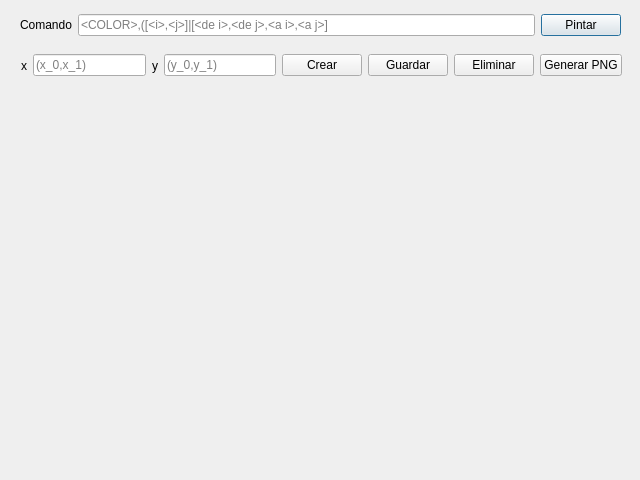
The window that dialoglienzo.ui (MacoChave/Proyecto1_SharedFiles-Client) describes before a commit, drawn with Qt 5.
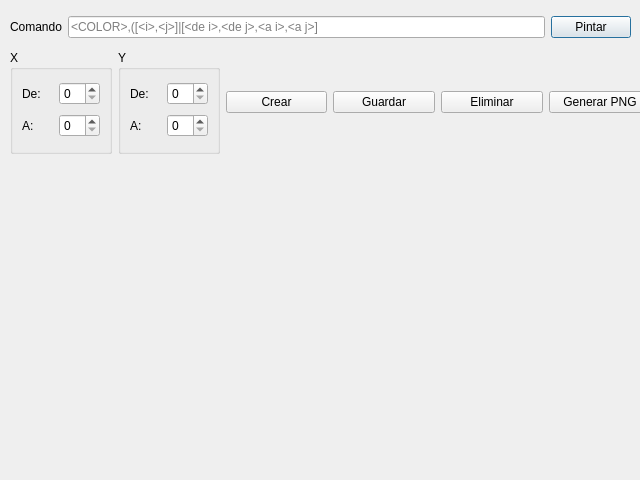
The same window after the commit.

The edit to the form file:
```diff
--- a/dialoglienzo.ui
+++ b/dialoglienzo.ui
@@ -16,10 +16,10 @@
   <widget class="QWidget" name="layoutWidget">
    <property name="geometry">
     <rect>
-     <x>20</x>
+     <x>10</x>
      <y>10</y>
-     <width>601</width>
-     <height>30</height>
+     <width>621</width>
+     <height>34</height>
     </rect>
    </property>
    <layout class="QHBoxLayout" name="horizontalLayout">
@@ -46,42 +46,85 @@
     </item>
    </layout>
   </widget>
+  <widget class="QLabel" name="lblImagen">
+   <property name="geometry">
+    <rect>
+     <x>20</x>
+     <y>180</y>
+     <width>601</width>
+     <height>271</height>
+    </rect>
+   </property>
+   <property name="text">
+    <string/>
+   </property>
+  </widget>
   <widget class="QWidget" name="layoutWidget">
    <property name="geometry">
     <rect>
-     <x>21</x>
+     <x>10</x>
      <y>50</y>
-     <width>601</width>
-     <height>31</height>
+     <width>641</width>
+     <height>104</height>
     </rect>
    </property>
    <layout class="QHBoxLayout" name="horizontalLayout_2">
     <item>
-     <widget class="QLabel" name="lblX">
-      <property name="text">
-       <string>x</string>
+     <widget class="QGroupBox" name="grpX">
+      <property name="title">
+       <string>X</string>
       </property>
+      <layout class="QGridLayout" name="gridLayout">
+       <item row="0" column="0">
+        <widget class="QLabel" name="lblDe_x">
+         <property name="text">
+          <string>De:</string>
+         </property>
+        </widget>
+       </item>
+       <item row="0" column="1">
+        <widget class="QSpinBox" name="spnBxDe_x"/>
+       </item>
+       <item row="1" column="0">
+        <widget class="QLabel" name="lblA_x">
+         <property name="text">
+          <string>A:</string>
+         </property>
+        </widget>
+       </item>
+       <item row="1" column="1">
+        <widget class="QSpinBox" name="spnBxA_x"/>
+       </item>
+      </layout>
      </widget>
     </item>
     <item>
-     <widget class="QLineEdit" name="edtX">
-      <property name="placeholderText">
-       <string>(x_0,x_1)</string>
+     <widget class="QGroupBox" name="grpY">
+      <property name="title">
+       <string>Y</string>
       </property>
-     </widget>
-    </item>
-    <item>
-     <widget class="QLabel" name="lblY">
-      <property name="text">
-       <string>y</string>
-      </property>
-     </widget>
-    </item>
-    <item>
-     <widget class="QLineEdit" name="edtY">
-      <property name="placeholderText">
-       <string>(y_0,y_1)</string>
-      </property>
+      <layout class="QGridLayout" name="gridLayout_2">
+       <item row="0" column="0">
+        <widget class="QLabel" name="lblDe_y">
+         <property name="text">
+          <string>De:</string>
+         </property>
+        </widget>
+       </item>
+       <item row="0" column="1">
+        <widget class="QSpinBox" name="spnBxDe_y"/>
+       </item>
+       <item row="1" column="0">
+        <widget class="QLabel" name="lblA_y">
+         <property name="text">
+          <string>A:</string>
+         </property>
+        </widget>
+       </item>
+       <item row="1" column="1">
+        <widget class="QSpinBox" name="spnBxA_y"/>
+       </item>
+      </layout>
      </widget>
     </item>
     <item>
@@ -114,19 +157,6 @@
     </item>
    </layout>
   </widget>
-  <widget class="QLabel" name="lblImagen">
-   <property name="geometry">
-    <rect>
-     <x>20</x>
-     <y>100</y>
-     <width>601</width>
-     <height>361</height>
-    </rect>
-   </property>
-   <property name="text">
-    <string/>
-   </property>
-  </widget>
  </widget>
  <resources/>
  <connections/>
```
Left out of the diff: 2 changed lines with no effect on the pictures.
